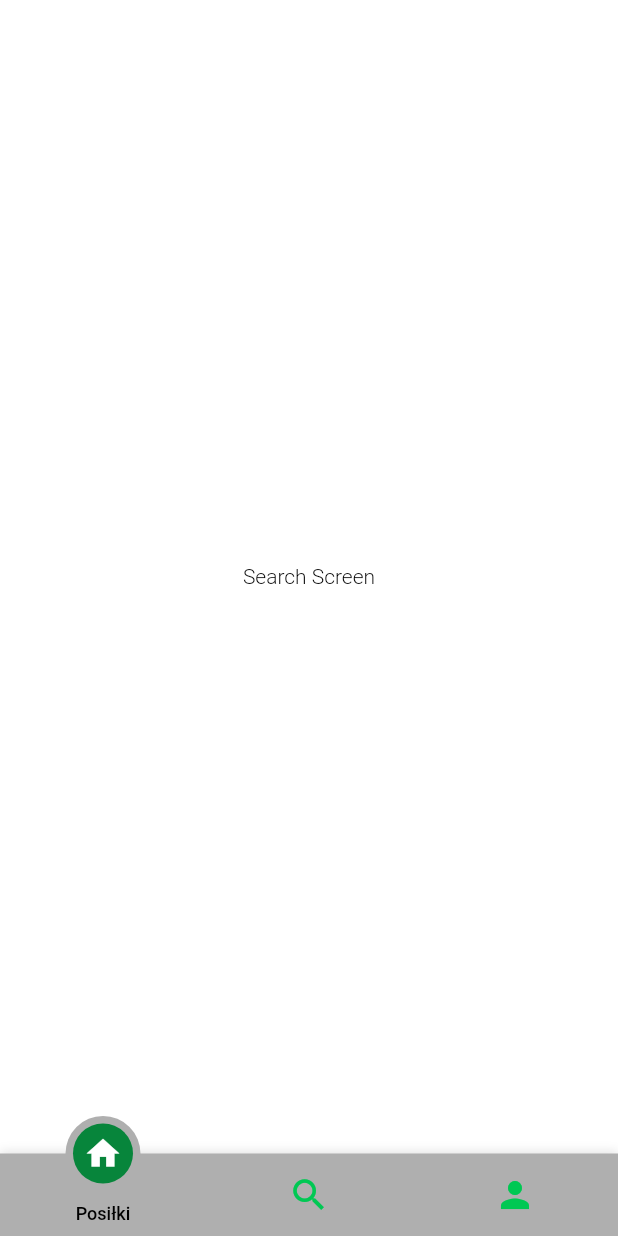
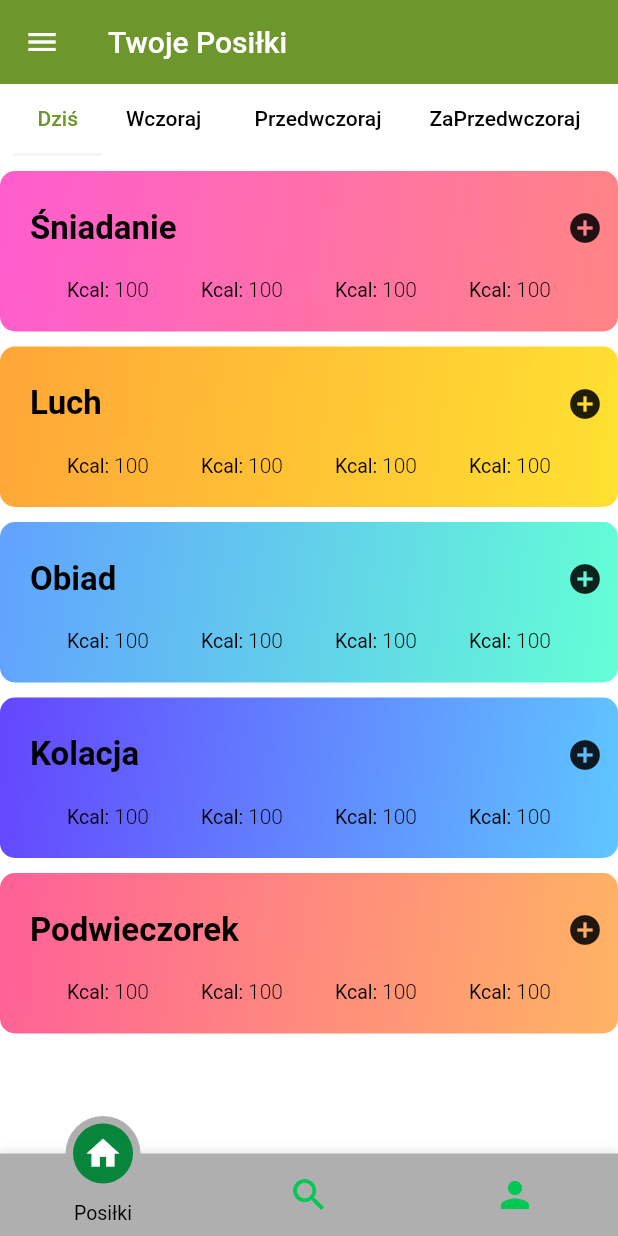
Before and after one commit to piotrkovsy1331/inzynierka, a Flutter app: the screen it shows after launch, on a phone screen of 412 x 824 dp. Run offline on Flutter 3.47's test engine with Material 2 defaults, Android fonts, the phone set to English and light mode, and no system bars; drawn by our look-alikes of motion_tab_bar_v2; our stand-ins replace auto_route, firebase_auth, firebase_core, shared_preferences; missing offline and left inert: animate_icons; accounts and stored records are empty.

Commit message:
Made deal_tiles on summaryScreen

```diff
--- a/inzynierka/lib/globals/global_widgets/fitstat_tabbar.dart
+++ b/inzynierka/lib/globals/global_widgets/fitstat_tabbar.dart
@@ -1,15 +1,16 @@
 import 'package:flutter/material.dart';
 
 class FitstatTabBar extends StatelessWidget {
-  const FitstatTabBar({Key? key}) : super(key: key);
+  const FitstatTabBar({Key? key, required this.tabs}) : super(key: key);
+  final List<Widget> tabs;
 
   @override
   Widget build(BuildContext context) {
-    return const TabBar(tabs: [
-      Tab(child: Text('Dziś')),
-      Tab(child: Text('Wczoraj ')),
-      Tab(child: Text('')),
-      Tab(child: Text('Dziś')),
-    ]);
+    return TabBar(
+        isScrollable: true,
+        indicatorColor: Theme.of(context).selectedRowColor,
+        labelColor: Theme.of(context).primaryColor,
+        unselectedLabelColor: Theme.of(context).unselectedWidgetColor,
+        tabs: tabs);
   }
 }
--- a/inzynierka/lib/routes/router.dart
+++ b/inzynierka/lib/routes/router.dart
@@ -1,7 +1,7 @@
 import 'package:auto_route/auto_route.dart';
 import 'package:inzynierka/ui/home_screen/home_screen.dart';
 import 'package:inzynierka/ui/home_search_screen/search_screen.dart';
-import 'package:inzynierka/ui/home_summary_screen.dart/summary_screen.dart';
+import 'package:inzynierka/ui/home_summary_screen/summary_screen.dart';
 import 'package:inzynierka/ui/home_user_screen.dart/user_screen.dart';
 import 'package:inzynierka/ui/login_screen/login_screen.dart';
 import 'package:inzynierka/ui/register_screen.dart/register_screen.dart';
--- a/inzynierka/lib/shared/style/fitstat_colors.dart
+++ b/inzynierka/lib/shared/style/fitstat_colors.dart
@@ -11,25 +11,4 @@ class FitStatColors {
   static const buttonColorDark = Color.fromARGB(255, 18, 207, 144);
   static const backroundColorDark = Color(0xff101010);
   static const textColorDark = Color.fromARGB(255, 0, 0, 0);
-
-  static const List<Color> gradientColorSky = [
-    Color.fromARGB(255, 93, 36, 252),
-    Color.fromARGB(255, 28, 160, 248)
-  ];
-  static List<Color> gradientColorSunset = [
-    const Color(0xFFFE6197),
-    const Color(0xFFFFB463)
-  ];
-  static List<Color> gradientColorSea = [
-    const Color(0xFF61A3FE),
-    const Color(0xFF63FFD5)
-  ];
-  static List<Color> gradientColorMango = [
-    const Color(0xFFFFA738),
-    const Color(0xFFFFE130)
-  ];
-  static List<Color> gradientColorfire = [
-    const Color(0xFFFF5DCD),
-    const Color(0xFFFF8484)
-  ];
 }
--- a/inzynierka/lib/shared/style/fitstat_theme.dart
+++ b/inzynierka/lib/shared/style/fitstat_theme.dart
@@ -24,6 +24,12 @@ class FitstatStyles {
         disabledColor: Colors.grey,
         cardColor: isDarkTheme ? const Color(0xFF151515) : Colors.white,
         canvasColor: isDarkTheme ? Colors.black : Colors.grey[50],
+        selectedRowColor: isDarkTheme
+            ? const Color.fromARGB(255, 121, 185, 56)
+            : const Color.fromARGB(255, 109, 151, 44),
+        unselectedWidgetColor: isDarkTheme ? Colors.grey[500] : Colors.black,
+        bottomAppBarColor:
+            isDarkTheme ? Colors.grey[900] : const Color(0xFFAFAFAF),
         brightness: isDarkTheme ? Brightness.dark : Brightness.light,
         buttonTheme: Theme.of(context).buttonTheme.copyWith(
             colorScheme: isDarkTheme
@@ -61,6 +67,18 @@ class FitstatStyles {
                   ? FitStatColors.textColor
                   : FitStatColors.textColorDark,
               fontWeight: FontWeight.w400),
+          headline4: TextStyle(
+              fontSize: 16,
+              color: isDarkTheme
+                  ? FitStatColors.textColor
+                  : FitStatColors.textColorDark,
+              fontWeight: FontWeight.w400),
+          headline5: TextStyle(
+              fontSize: 13,
+              color: isDarkTheme
+                  ? FitStatColors.textColor
+                  : FitStatColors.textColorDark,
+              fontWeight: FontWeight.w400),
           bodyText1: TextStyle(
               fontSize: 16,
               color: isDarkTheme
--- a/inzynierka/lib/ui/home_screen/home_screen.dart
+++ b/inzynierka/lib/ui/home_screen/home_screen.dart
@@ -1,7 +1,7 @@
 import 'package:flutter/material.dart';
 import 'package:inzynierka/globals/global_widgets/fitstat_drawer.dart';
 import 'package:inzynierka/ui/home_search_screen/search_screen.dart';
-import 'package:inzynierka/ui/home_summary_screen.dart/summary_screen.dart';
+import 'package:inzynierka/ui/home_summary_screen/summary_screen.dart';
 import 'package:inzynierka/ui/home_user_screen.dart/user_screen.dart';
 import 'package:motion_tab_bar_v2/motion-tab-bar.dart';
 
@@ -23,7 +23,7 @@ class _HomeScreenState extends State<HomeScreen> with TickerProviderStateMixin {
   void initState() {
     super.initState();
     _tabController = TabController(
-      initialIndex: 1,
+      initialIndex: 0,
       length: 3,
       vsync: this,
     );
@@ -59,17 +59,13 @@ class _HomeScreenState extends State<HomeScreen> with TickerProviderStateMixin {
         ],
         tabSize: 40,
         tabBarHeight: 55,
-        textStyle: const TextStyle(
-          fontSize: 12,
-          color: Colors.black,
-          fontWeight: FontWeight.w500,
-        ),
+        textStyle: Theme.of(context).textTheme.headline5,
         tabIconColor: const Color(0xFF00C853),
         tabIconSize: 28.0,
         tabIconSelectedSize: 26.0,
         tabSelectedColor: const Color.fromARGB(255, 7, 133, 59),
         tabIconSelectedColor: Colors.white,
-        tabBarColor: const Color(0xFFAFAFAF),
+        tabBarColor: Theme.of(context).bottomAppBarColor,
         onTabItemSelected: (int value) {
           setState(() {
             _tabController.index = value;
--- a/inzynierka/lib/ui/home_summary_screen.dart/summary_screen.dart
+++ b/inzynierka/lib/ui/home_summary_screen/summary_screen.dart
@@ -1,5 +1,8 @@
 import 'package:flutter/material.dart';
 import 'package:inzynierka/globals/global_widgets/fitstat_drawer.dart';
+import 'package:inzynierka/globals/global_widgets/fitstat_tabbar.dart';
+
+import 'widget/tab_view.dart';
 
 class SummaryScreen extends StatefulWidget {
   const SummaryScreen({Key? key}) : super(key: key);
@@ -12,8 +15,15 @@ class _SummaryScreenState extends State<SummaryScreen> {
   @override
   void initState() {
     super.initState();
+    //TODO in initstate download stuff from database
   }
 
+  List<Widget> tabs = const [
+    Tab(child: Text('Dziś')),
+    Tab(child: Text('Wczoraj ')),
+    Tab(child: Text('Przedwczoraj')),
+    Tab(child: Text('ZaPrzedwczoraj')),
+  ];
   @override
   Widget build(BuildContext context) {
     return DefaultTabController(
@@ -21,10 +31,13 @@ class _SummaryScreenState extends State<SummaryScreen> {
       child: Scaffold(
         drawer: const FitstatDrawer(),
         appBar: AppBar(
-          title: const Center(child: Text('Twoje Posiłki')),
+          title: const Text('Twoje Posiłki'),
         ),
         body: Column(
-          children: [],
+          children: [
+            FitstatTabBar(tabs: tabs),
+            const Expanded(child: TabView()),
+          ],
         ),
       ),
     );
--- /dev/null
+++ b/inzynierka/lib/ui/home_summary_screen/widget/meal_tile.dart
@@ -0,0 +1,91 @@
+import 'package:flutter/material.dart';
+
+class MealTile extends StatelessWidget {
+  const MealTile(
+      {Key? key, required this.gradientColor, required this.mealName})
+      : super(key: key);
+  final List<Color> gradientColor;
+  final String mealName;
+
+  @override
+  Widget build(BuildContext context) {
+    return InkWell(
+      onTap: onMealTileTapped,
+      child: Container(
+          padding: const EdgeInsets.fromLTRB(10, 25, 10, 20),
+          decoration: BoxDecoration(
+            gradient: LinearGradient(
+              colors: gradientColor,
+              begin: Alignment.centerLeft,
+              end: Alignment.bottomRight,
+            ),
+            borderRadius: const BorderRadius.all(Radius.circular(10)),
+          ),
+          child: Column(
+            children: [
+              Row(
+                mainAxisAlignment: MainAxisAlignment.spaceBetween,
+                children: [
+                  Padding(
+                      padding: const EdgeInsets.symmetric(horizontal: 10),
+                      child: Text(
+                        mealName,
+                        style: Theme.of(context).textTheme.headline2,
+                      )),
+                  InkWell(
+                      onTap: onAddTapped, child: const Icon(Icons.add_circle))
+                ],
+              ),
+              const SizedBox(
+                height: 20,
+              ),
+              Row(
+                mainAxisAlignment: MainAxisAlignment.spaceEvenly,
+                children: [
+                  RichText(
+                      text: TextSpan(
+                          text: 'Kcal: ',
+                          style: Theme.of(context).textTheme.headline5,
+                          children: [
+                        TextSpan(
+                            text: '100',
+                            style: Theme.of(context).textTheme.bodyText2)
+                      ])),
+                  RichText(
+                      text: TextSpan(
+                          text: 'Kcal: ',
+                          style: Theme.of(context).textTheme.headline5,
+                          children: [
+                        TextSpan(
+                            text: '100',
+                            style: Theme.of(context).textTheme.bodyText2)
+                      ])),
+                  RichText(
+                      text: TextSpan(
+                          text: 'Kcal: ',
+                          style: Theme.of(context).textTheme.headline5,
+                          children: [
+                        TextSpan(
+                            text: '100',
+                            style: Theme.of(context).textTheme.bodyText2)
+                      ])),
+                  RichText(
+                      text: TextSpan(
+                          text: 'Kcal: ',
+                          style: Theme.of(context).textTheme.headline5,
+                          children: [
+                        TextSpan(
+                            text: '100',
+                            style: Theme.of(context).textTheme.bodyText2)
+                      ])),
+                ],
+              )
+            ],
+          )),
+    );
+  }
+
+  void onAddTapped() {}
+
+  void onMealTileTapped() {}
+}
--- /dev/null
+++ b/inzynierka/lib/ui/home_summary_screen/widget/tab_view.dart
@@ -0,0 +1,65 @@
+import 'package:flutter/material.dart';
+import 'package:inzynierka/logics/notifiers/app_theme_notifier.dart';
+
+import 'package:inzynierka/shared/style/fitstat_gradient.dart';
+import 'package:inzynierka/ui/home_summary_screen/widget/meal_tile.dart';
+import 'package:provider/provider.dart';
+
+class TabView extends StatelessWidget {
+  const TabView({Key? key}) : super(key: key);
+
+  @override
+  Widget build(BuildContext context) {
+    return Consumer<AppThemeNotifier>(builder: (constext, appTheme, _) {
+      return ListView(
+        children: [
+          const SizedBox(
+            height: 10,
+          ),
+          MealTile(
+              gradientColor: appTheme.darkTheme
+                  ? FitstatGradient.fireDark
+                  : FitstatGradient.fire,
+              mealName: 'Śniadanie'),
+          const SizedBox(
+            height: 10,
+          ),
+          MealTile(
+            gradientColor: appTheme.darkTheme
+                ? FitstatGradient.mangoDark
+                : FitstatGradient.mango,
+            mealName: 'Luch',
+          ),
+          const SizedBox(
+            height: 10,
+          ),
+          MealTile(
+            gradientColor: appTheme.darkTheme
+                ? FitstatGradient.seaDark
+                : FitstatGradient.sea,
+            mealName: 'Obiad',
+          ),
+          const SizedBox(
+            height: 10,
+          ),
+          MealTile(
+              gradientColor: appTheme.darkTheme
+                  ? FitstatGradient.skyDark
+                  : FitstatGradient.sky,
+              mealName: 'Kolacja'),
+          const SizedBox(
+            height: 10,
+          ),
+          MealTile(
+              gradientColor: appTheme.darkTheme
+                  ? FitstatGradient.sunsetDark
+                  : FitstatGradient.sunset,
+              mealName: 'Podwieczorek'),
+          const SizedBox(
+            height: 10,
+          ),
+        ],
+      );
+    });
+  }
+}
--- a/inzynierka/pubspec.yaml
+++ b/inzynierka/pubspec.yaml
@@ -30,6 +30,7 @@ dependencies:
   cupertino_icons: ^1.0.2
   flutter:
     sdk: flutter
+  intl: ^0.17.0
 
 dev_dependencies:
   animate_icons: ^2.0.0
```
Also changed, not shown: inzynierka/lib/globals/enums/day_of_week_pl.dart (added), inzynierka/lib/routes/router.gr.dart, 3 other files.
